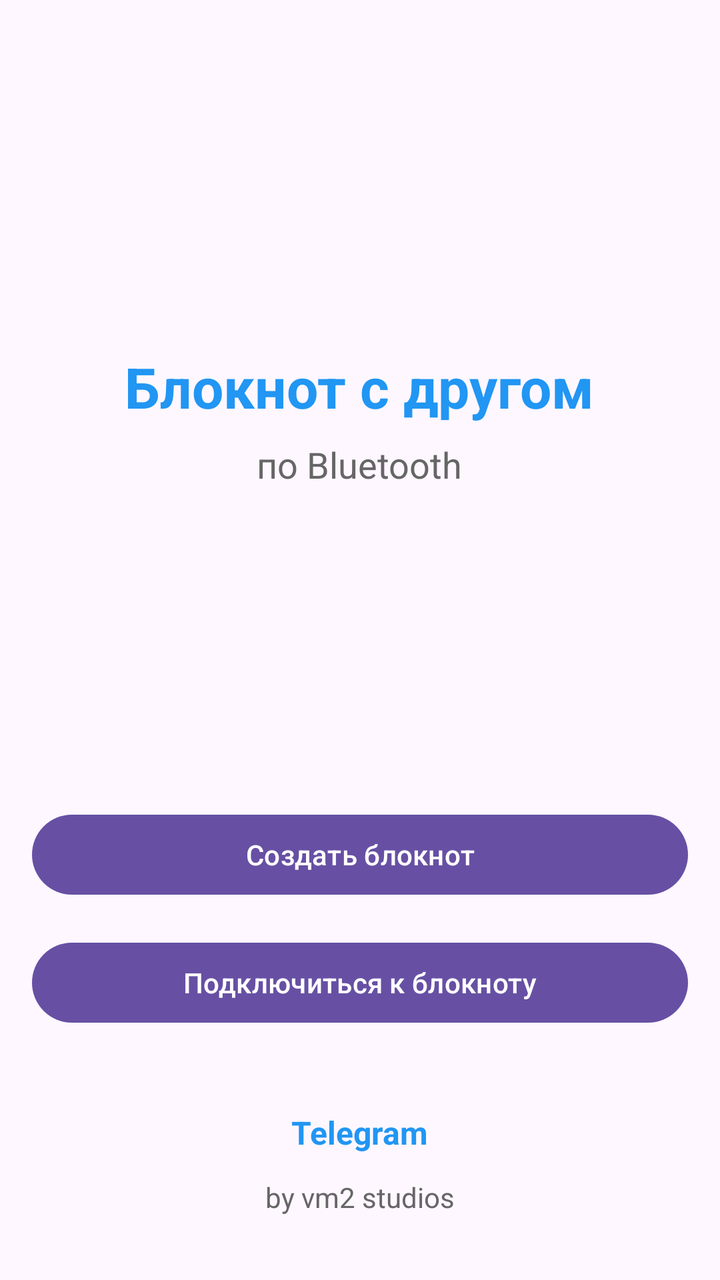
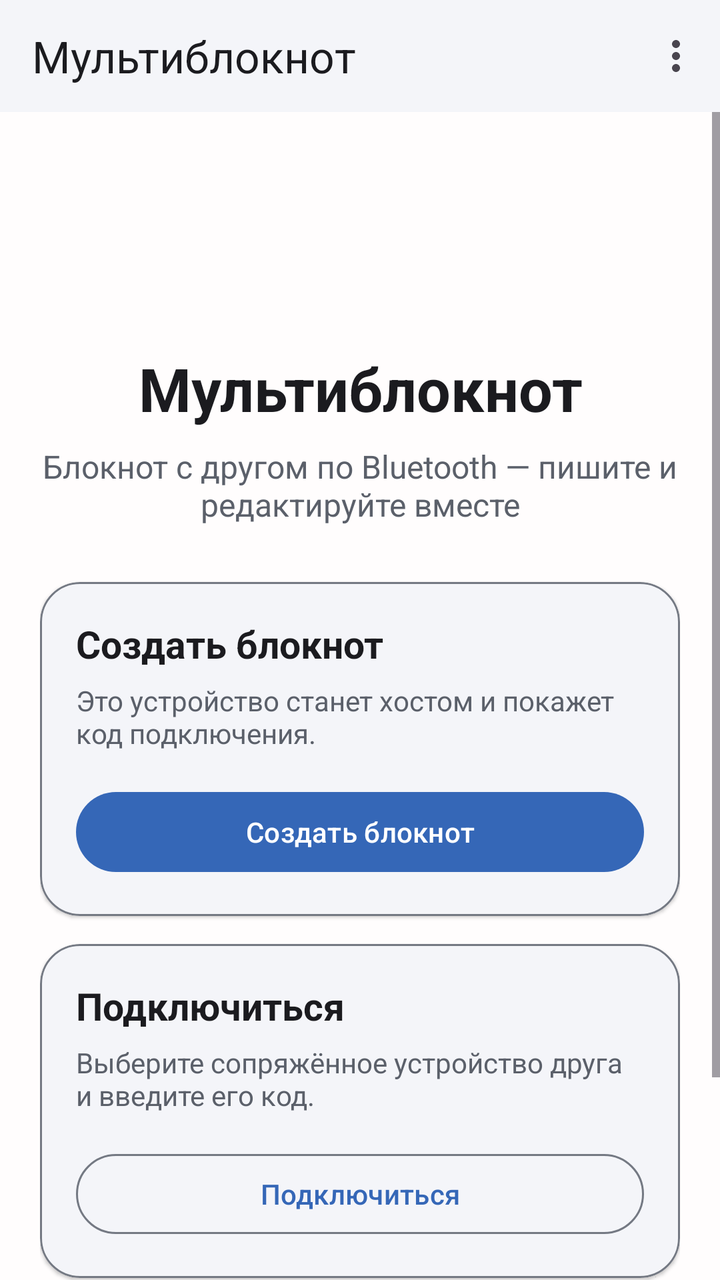

Two renders of the same Android screen: before a commit and after it. Below are the layout's source before the change and the commit's diff.
<!-- AndroidManifest.xml: application theme Theme.MultiNotepad -->
<!-- res/layout/activity_main.xml -->
<?xml version="1.0" encoding="utf-8"?>
<LinearLayout xmlns:android="http://schemas.android.com/apk/res/android"
    xmlns:tools="http://schemas.android.com/tools"
    android:layout_width="match_parent"
    android:layout_height="match_parent"
    android:orientation="vertical"
    android:gravity="center_horizontal"
    android:padding="16dp"
    tools:context=".MainActivity">

    
    <LinearLayout
        android:layout_width="match_parent"
        android:layout_height="0dp"
        android:layout_weight="1"
        android:orientation="vertical"
        android:gravity="center">

        <TextView
            android:layout_width="wrap_content"
            android:layout_height="wrap_content"
            android:text="Блокнот с другом"
            android:textSize="28sp"
            android:textStyle="bold"
            android:textColor="#2196F3"
            android:layout_marginBottom="8dp"/>

        <TextView
            android:layout_width="wrap_content"
            android:layout_height="wrap_content"
            android:text="по Bluetooth"
            android:textSize="18sp"
            android:textColor="#666666"/>
    </LinearLayout>

    
    <LinearLayout
        android:layout_width="match_parent"
        android:layout_height="wrap_content"
        android:orientation="vertical"
        android:layout_marginBottom="32dp">

        <Button
            android:id="@+id/btn_host"
            android:layout_width="match_parent"
            android:layout_height="wrap_content"
            android:text="Создать блокнот"
            android:layout_marginBottom="16dp"/>

        <Button
            android:id="@+id/btn_client"
            android:layout_width="match_parent"
            android:layout_height="wrap_content"
            android:text="Подключиться к блокноту"/>
    </LinearLayout>

    
    <LinearLayout
        android:layout_width="match_parent"
        android:layout_height="wrap_content"
        android:orientation="vertical"
        android:gravity="center"
        android:layout_marginBottom="16dp">

        
        <TextView
            android:id="@+id/tvTelegramLink"
            android:layout_width="wrap_content"
            android:layout_height="wrap_content"
            android:text="Telegram"
            android:textColor="#2196F3"
            android:textSize="16sp"
            android:textStyle="bold"
            android:autoLink="none"
            android:linksClickable="true"
            android:clickable="true"
            android:focusable="true"
            android:padding="8dp"
            android:textColorLink="#2196F3"/>

        
        <TextView
            android:layout_width="wrap_content"
            android:layout_height="wrap_content"
            android:text="by vm2 studios"
            android:textSize="14sp"
            android:textColor="#666666"
            android:layout_marginTop="4dp"/>
    </LinearLayout>

</LinearLayout>
<!-- resources referenced by this layout -->
<resources>
  <style name="Theme.MultiNotepad" parent="Base.Theme.MultiNotepad" />
  <style name="Base.Theme.MultiNotepad" parent="Theme.Material3.DayNight.NoActionBar">
          
          
      </style>
</resources>

<!-- the commit's change to res/layout/activity_main.xml (unified diff, before → after) -->
@@ -1,91 +1,176 @@
 <?xml version="1.0" encoding="utf-8"?>
 <LinearLayout xmlns:android="http://schemas.android.com/apk/res/android"
-    xmlns:tools="http://schemas.android.com/tools"
+    xmlns:app="http://schemas.android.com/apk/res-auto"
+    android:id="@+id/rootContainer"
     android:layout_width="match_parent"
     android:layout_height="match_parent"
-    android:orientation="vertical"
-    android:gravity="center_horizontal"
-    android:padding="16dp"
-    tools:context=".MainActivity">
+    android:orientation="vertical">
 
-    
-    <LinearLayout
+    <com.google.android.material.appbar.MaterialToolbar
+        android:id="@+id/topAppBar"
+        android:layout_width="match_parent"
+        android:layout_height="wrap_content"
+        android:minHeight="56dp"
+        android:background="?attr/colorSurface"
+        android:elevation="1dp"
+        app:menu="@menu/theme_menu"
+        app:title="@string/app_name"
+        app:titleTextColor="?attr/colorOnSurface" />
+
+    <ScrollView
         android:layout_width="match_parent"
         android:layout_height="0dp"
         android:layout_weight="1"
-        android:orientation="vertical"
-        android:gravity="center">
+        android:fillViewport="true">
 
-        <TextView
-            android:layout_width="wrap_content"
-            android:layout_height="wrap_content"
-            android:text="Блокнот с другом"
-            android:textSize="28sp"
-            android:textStyle="bold"
-            android:textColor="#2196F3"
-            android:layout_marginBottom="8dp"/>
-
-        <TextView
-            android:layout_width="wrap_content"
-            android:layout_height="wrap_content"
-            android:text="по Bluetooth"
-            android:textSize="18sp"
-            android:textColor="#666666"/>
-    </LinearLayout>
-
-    
-    <LinearLayout
-        android:layout_width="match_parent"
-        android:layout_height="wrap_content"
-        android:orientation="vertical"
-        android:layout_marginBottom="32dp">
-
-        <Button
-            android:id="@+id/btn_host"
+        <LinearLayout
             android:layout_width="match_parent"
             android:layout_height="wrap_content"
-            android:text="Создать блокнот"
-            android:layout_marginBottom="16dp"/>
+            android:gravity="center_horizontal"
+            android:orientation="vertical"
+            android:paddingStart="20dp"
+            android:paddingTop="28dp"
+            android:paddingEnd="20dp"
+            android:paddingBottom="24dp">
 
-        <Button
-            android:id="@+id/btn_client"
-            android:layout_width="match_parent"
-            android:layout_height="wrap_content"
-            android:text="Подключиться к блокноту"/>
-    </LinearLayout>
+            <ImageView
+                android:layout_width="72dp"
+                android:layout_height="72dp"
+                android:layout_marginBottom="18dp"
+                android:contentDescription="@string/app_icon_description"
+                android:scaleType="fitCenter"
+                android:src="@mipmap/ic_launcher" />
 
-    
-    <LinearLayout
-        android:layout_width="match_parent"
-        android:layout_height="wrap_content"
-        android:orientation="vertical"
-        android:gravity="center"
-        android:layout_marginBottom="16dp">
+            <TextView
+                android:layout_width="match_parent"
+                android:layout_height="wrap_content"
+                android:gravity="center"
+                android:text="@string/app_name"
+                android:textColor="?attr/colorOnSurface"
+                android:textSize="30sp"
+                android:textStyle="bold" />
 
-        
-        <TextView
-            android:id="@+id/tvTelegramLink"
-            android:layout_width="wrap_content"
-            android:layout_height="wrap_content"
-            android:text="Telegram"
-            android:textColor="#2196F3"
-            android:textSize="16sp"
-            android:textStyle="bold"
-            android:autoLink="none"
-            android:linksClickable="true"
-            android:clickable="true"
-            android:focusable="true"
-            android:padding="8dp"
-            android:textColorLink="#2196F3"/>
+            <TextView
+                android:layout_width="match_parent"
+                android:layout_height="wrap_content"
+                android:layout_marginTop="8dp"
+                android:layout_marginBottom="28dp"
+                android:gravity="center"
+                android:tag="theme_secondary"
+                android:text="@string/main_subtitle"
+                android:textColor="?attr/colorOnSurfaceVariant"
+                android:textSize="16sp" />
 
-        
-        <TextView
-            android:layout_width="wrap_content"
-            android:layout_height="wrap_content"
-            android:text="by vm2 studios"
-            android:textSize="14sp"
-            android:textColor="#666666"
-            android:layout_marginTop="4dp"/>
-    </LinearLayout>
+            <com.google.android.material.card.MaterialCardView
+                android:layout_width="match_parent"
+                android:layout_height="wrap_content"
+                android:layout_marginBottom="14dp"
+                android:tag="theme_surface_card"
+                app:cardBackgroundColor="?attr/colorSurface"
+                app:cardCornerRadius="20dp"
+                app:cardElevation="1dp"
+                app:strokeColor="?attr/colorOutline"
+                app:strokeWidth="1dp">
 
+                <LinearLayout
+                    android:layout_width="match_parent"
+                    android:layout_height="wrap_content"
+                    android:orientation="vertical"
+                    android:padding="18dp">
+
+                    <TextView
+                        android:layout_width="match_parent"
+                        android:layout_height="wrap_content"
+                        android:text="@string/create_notepad"
+                        android:textColor="?attr/colorOnSurface"
+                        android:textSize="19sp"
+                        android:textStyle="bold" />
+
+                    <TextView
+                        android:layout_width="match_parent"
+                        android:layout_height="wrap_content"
+                        android:layout_marginTop="6dp"
+                        android:tag="theme_secondary"
+                        android:text="@string/create_notepad_description"
+                        android:textColor="?attr/colorOnSurfaceVariant"
+                        android:textSize="14sp" />
+
+                    <com.google.android.material.button.MaterialButton
+                        android:id="@+id/btnHost"
+                        android:layout_width="match_parent"
+                        android:layout_height="wrap_content"
+                        android:layout_marginTop="16dp"
+                        android:text="@string/create_notepad" />
+                </LinearLayout>
+            </com.google.android.material.card.MaterialCardView>
+
+            <com.google.android.material.card.MaterialCardView
+                android:layout_width="match_parent"
+                android:layout_height="wrap_content"
+                android:tag="theme_surface_card"
+                app:cardBackgroundColor="?attr/colorSurface"
+                app:cardCornerRadius="20dp"
+                app:cardElevation="1dp"
+                app:strokeColor="?attr/colorOutline"
+                app:strokeWidth="1dp">
+
+                <LinearLayout
+                    android:layout_width="match_parent"
+                    android:layout_height="wrap_content"
+                    android:orientation="vertical"
+                    android:padding="18dp">
+
+                    <TextView
+                        android:layout_width="match_parent"
+                        android:layout_height="wrap_content"
+                        android:text="@string/join_notepad"
+                        android:textColor="?attr/colorOnSurface"
+                        android:textSize="19sp"
+                        android:textStyle="bold" />
+
+                    <TextView
+                        android:layout_width="match_parent"
+                        android:layout_height="wrap_content"
+                        android:layout_marginTop="6dp"
+                        android:tag="theme_secondary"
+                        android:text="@string/join_notepad_description"
+                        android:textColor="?attr/colorOnSurfaceVariant"
+                        android:textSize="14sp" />
+
+                    <com.google.android.material.button.MaterialButton
+                        android:id="@+id/btnClient"
+                        style="@style/Widget.Material3.Button.OutlinedButton"
+                        android:layout_width="match_parent"
+                        android:layout_height="wrap_content"
+                        android:layout_marginTop="16dp"
+                        android:text="@string/join_notepad" />
+                </LinearLayout>
+            </com.google.android.material.card.MaterialCardView>
+
+            <TextView
+                android:layout_width="match_parent"
+                android:layout_height="wrap_content"
+                android:layout_marginTop="22dp"
+                android:gravity="center"
+                android:tag="theme_secondary"
+                android:text="@string/privacy_note"
+                android:textColor="?attr/colorOnSurfaceVariant"
+                android:textSize="13sp" />
+
+            <TextView
+                android:id="@+id/tvTelegramLink"
+                android:layout_width="wrap_content"
+                android:layout_height="wrap_content"
+                android:layout_marginTop="12dp"
+                android:background="?attr/selectableItemBackgroundBorderless"
+                android:clickable="true"
+                android:focusable="true"
+                android:minHeight="48dp"
+                android:gravity="center"
+                android:paddingHorizontal="14dp"
+                android:text="@string/telegram"
+                android:textColor="?attr/colorPrimary"
+                android:textStyle="bold" />
+        </LinearLayout>
+    </ScrollView>
 </LinearLayout>
<!-- resource entries referenced after the edit -->
@@ -1,9 +1,76 @@
 <!-- resources referenced by this layout -->
 <resources>
-  <style name="Theme.MultiNotepad" parent="Base.Theme.MultiNotepad" />
-  <style name="Base.Theme.MultiNotepad" parent="Theme.Material3.DayNight.NoActionBar">
-          
-          
+  <!-- mipmap ic_launcher (mipmap-anydpi-v26) -->
+  <?xml version="1.0" encoding="utf-8"?>
+  <adaptive-icon xmlns:android="http://schemas.android.com/apk/res/android">
+      <background android:drawable="@mipmap/ic_launcher_background"/>
+      <foreground android:drawable="@mipmap/ic_launcher_foreground"/>
+      <monochrome android:drawable="@drawable/ic_launcher_foreground"/>
+  </adaptive-icon>
+  <string name="app_icon_description">Иконка приложения «Мультиблокнот»</string>
+  <string name="app_name">Мультиблокнот</string>
+  <string name="create_notepad">Создать блокнот</string>
+  <string name="create_notepad_description">Это устройство станет хостом и покажет код подключения.</string>
+  <string name="join_notepad">Подключиться</string>
+  <string name="join_notepad_description">Выберите сопряжённое устройство друга и введите его код.</string>
+  <string name="main_subtitle">Блокнот с другом по Bluetooth — пишите и редактируйте вместе</string>
+  <string name="privacy_note">Без интернета • данные передаются напрямую</string>
+  <string name="telegram">Telegram · vm2 studios</string>
+  <style name="Theme.MultiNotepad" parent="Theme.MultiNotepad.Light" />
+  <!-- drawable ic_launcher_foreground (drawable) -->
+  <vector xmlns:android="http://schemas.android.com/apk/res/android"
+      xmlns:aapt="http://schemas.android.com/aapt"
+      android:width="108dp"
+      android:height="108dp"
+      android:viewportWidth="108"
+      android:viewportHeight="108">
+      <path android:pathData="M31,63.928c0,0 6.4,-11 12.1,-13.1c7.2,-2.6 26,-1.4 26,-1.4l38.1,38.1L107,108.928l-32,-1L31,63.928z">
+          <aapt:attr name="android:fillColor">
+              <gradient
+                  android:endX="85.84757"
+                  android:endY="92.4963"
+                  android:startX="42.9492"
+                  android:startY="49.59793"
+                  android:type="linear">
+                  <item
+                      android:color="#44000000"
+                      android:offset="0.0" />
+                  <item
+                      android:color="#00000000"
+                      android:offset="1.0" />
+              </gradient>
+          </aapt:attr>
+      </path>
+      <path
+          android:fillColor="#FFFFFF"
+          android:fillType="nonZero"
+          android:pathData="M65.3,45.828l3.8,-6.6c0.2,-0.4 0.1,-0.9 -0.3,-1.1c-0.4,-0.2 -0.9,-0.1 -1.1,0.3l-3.9,6.7c-6.3,-2.8 -13.4,-2.8 -19.7,0l-3.9,-6.7c-0.2,-0.4 -0.7,-0.5 -1.1,-0.3C38.8,38.328 38.7,38.828 38.9,39.228l3.8,6.6C36.2,49.428 31.7,56.028 31,63.928h46C76.3,56.028 71.8,49.428 65.3,45.828zM43.4,57.328c-0.8,0 -1.5,-0.5 -1.8,-1.2c-0.3,-0.7 -0.1,-1.5 0.4,-2.1c0.5,-0.5 1.4,-0.7 2.1,-0.4c0.7,0.3 1.2,1 1.2,1.8C45.3,56.528 44.5,57.328 43.4,57.328L43.4,57.328zM64.6,57.328c-0.8,0 -1.5,-0.5 -1.8,-1.2s-0.1,-1.5 0.4,-2.1c0.5,-0.5 1.4,-0.7 2.1,-0.4c0.7,0.3 1.2,1 1.2,1.8C66.5,56.528 65.6,57.328 64.6,57.328L64.6,57.328z"
+          android:strokeWidth="1"
+          android:strokeColor="#00000000" />
+  </vector>
+  <style name="Theme.MultiNotepad.Light" parent="Theme.Material3.Light.NoActionBar">
+          <item name="colorPrimary">@color/light_primary</item>
+          <item name="colorOnPrimary">@color/light_on_primary</item>
+          <item name="colorPrimaryContainer">@color/light_primary_container</item>
+          <item name="colorOnPrimaryContainer">@color/light_on_primary_container</item>
+          <item name="colorSurface">@color/light_surface</item>
+          <item name="colorSurfaceVariant">@color/light_surface_variant</item>
+          <item name="colorOnSurface">@color/light_on_surface</item>
+          <item name="colorOnSurfaceVariant">@color/light_on_surface_variant</item>
+          <item name="colorOutline">@color/light_outline</item>
+          <item name="android:windowBackground">@color/light_surface</item>
+          <item name="android:statusBarColor">@color/light_surface</item>
+          <item name="android:navigationBarColor">@color/light_surface</item>
+          <item name="android:windowLightStatusBar">true</item>
       </style>
+  <color name="light_primary">#3567B7</color>
+  <color name="light_on_primary">#FFFFFFFF</color>
+  <color name="light_primary_container">#D9E5FF</color>
+  <color name="light_on_primary_container">#082A57</color>
+  <color name="light_surface">#FFFDFD</color>
+  <color name="light_surface_variant">#EEF1F7</color>
+  <color name="light_on_surface">#1B1B1F</color>
+  <color name="light_on_surface_variant">#5B606A</color>
+  <color name="light_outline">#747983</color>
 </resources>
 
